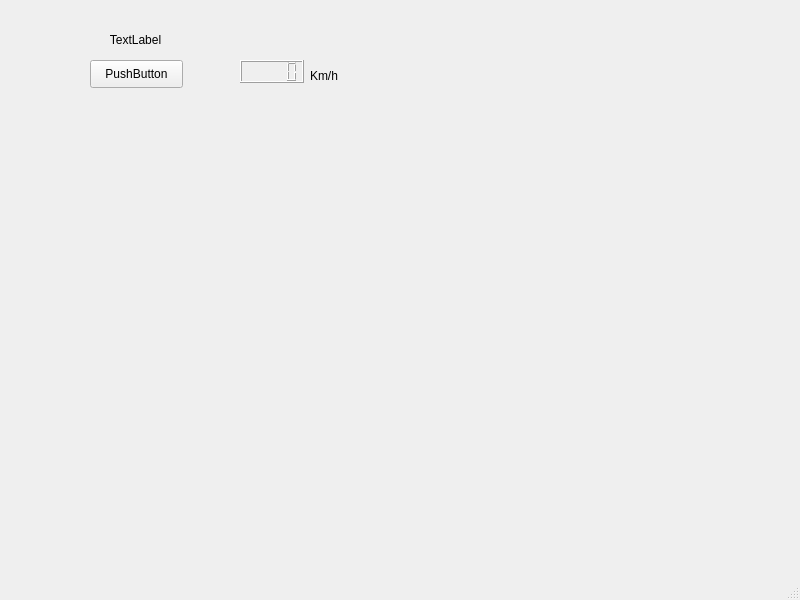
Qt form qt_software/window.ui (UM-Driverless/TADA) before a commit.
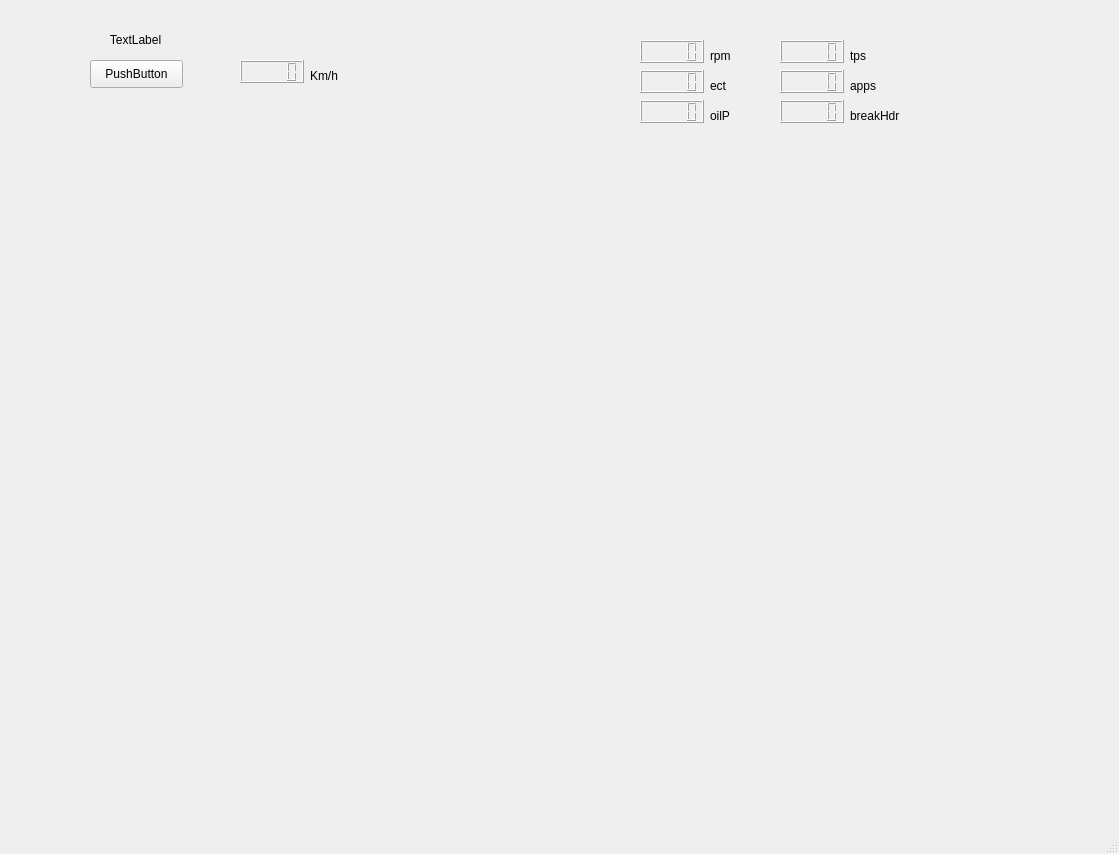
The same form after that commit.

Commit message:
Adición de datos de pack1 a la interfaz
- 12 nuevos items añadidos a la interfaz
-- 6 de ellos usables
-- todos ellos pertenecientes al pack1
- Ahora la clase main va actualizando dichos datos continuamente

```diff
--- a/qt_software/window.ui
+++ b/qt_software/window.ui
@@ -6,8 +6,8 @@
    <rect>
     <x>0</x>
     <y>0</y>
-    <width>800</width>
-    <height>600</height>
+    <width>1119</width>
+    <height>854</height>
    </rect>
   </property>
   <property name="windowTitle">
@@ -66,6 +66,144 @@
      <string>Km/h</string>
     </property>
    </widget>
+   <widget class="QLCDNumber" name="lcdRpm">
+    <property name="geometry">
+     <rect>
+      <x>640</x>
+      <y>40</y>
+      <width>64</width>
+      <height>23</height>
+     </rect>
+    </property>
+   </widget>
+   <widget class="QLCDNumber" name="lcdEct">
+    <property name="geometry">
+     <rect>
+      <x>640</x>
+      <y>70</y>
+      <width>64</width>
+      <height>23</height>
+     </rect>
+    </property>
+   </widget>
+   <widget class="QLCDNumber" name="lcdOilP">
+    <property name="geometry">
+     <rect>
+      <x>640</x>
+      <y>100</y>
+      <width>64</width>
+      <height>23</height>
+     </rect>
+    </property>
+   </widget>
+   <widget class="QLCDNumber" name="lcdTps">
+    <property name="geometry">
+     <rect>
+      <x>780</x>
+      <y>40</y>
+      <width>64</width>
+      <height>23</height>
+     </rect>
+    </property>
+   </widget>
+   <widget class="QLCDNumber" name="lcdApps">
+    <property name="geometry">
+     <rect>
+      <x>780</x>
+      <y>70</y>
+      <width>64</width>
+      <height>23</height>
+     </rect>
+    </property>
+   </widget>
+   <widget class="QLCDNumber" name="lcdBreakHdr">
+    <property name="geometry">
+     <rect>
+      <x>780</x>
+      <y>100</y>
+      <width>64</width>
+      <height>23</height>
+     </rect>
+    </property>
+   </widget>
+   <widget class="QLabel" name="lRpm">
+    <property name="geometry">
+     <rect>
+      <x>710</x>
+      <y>46</y>
+      <width>55</width>
+      <height>20</height>
+     </rect>
+    </property>
+    <property name="text">
+     <string>rpm</string>
+    </property>
+   </widget>
+   <widget class="QLabel" name="lEct">
+    <property name="geometry">
+     <rect>
+      <x>710</x>
+      <y>76</y>
+      <width>55</width>
+      <height>20</height>
+     </rect>
+    </property>
+    <property name="text">
+     <string>ect</string>
+    </property>
+   </widget>
+   <widget class="QLabel" name="lOilP">
+    <property name="geometry">
+     <rect>
+      <x>710</x>
+      <y>106</y>
+      <width>55</width>
+      <height>20</height>
+     </rect>
+    </property>
+    <property name="text">
+     <string>oilP</string>
+    </property>
+   </widget>
+   <widget class="QLabel" name="lTps">
+    <property name="geometry">
+     <rect>
+      <x>850</x>
+      <y>46</y>
+      <width>55</width>
+      <height>20</height>
+     </rect>
+    </property>
+    <property name="text">
+     <string>tps</string>
+    </property>
+   </widget>
+   <widget class="QLabel" name="lApps">
+    <property name="geometry">
+     <rect>
+      <x>850</x>
+      <y>76</y>
+      <width>55</width>
+      <height>20</height>
+     </rect>
+    </property>
+    <property name="text">
+     <string>apps</string>
+    </property>
+   </widget>
+   <widget class="QLabel" name="lBreakHdr">
+    <property name="geometry">
+     <rect>
+      <x>850</x>
+      <y>106</y>
+      <width>55</width>
+      <height>20</height>
+     </rect>
+    </property>
+    <property name="text">
+     <string>breakHdr</string>
+    </property>
+   </widget>
   </widget>
   <widget class="QMenuBar" name="menubar">
    <property name="geometry">
```
Left out of the diff: 2 changed lines with no effect on the pictures. The commit also changes 6 other files.
